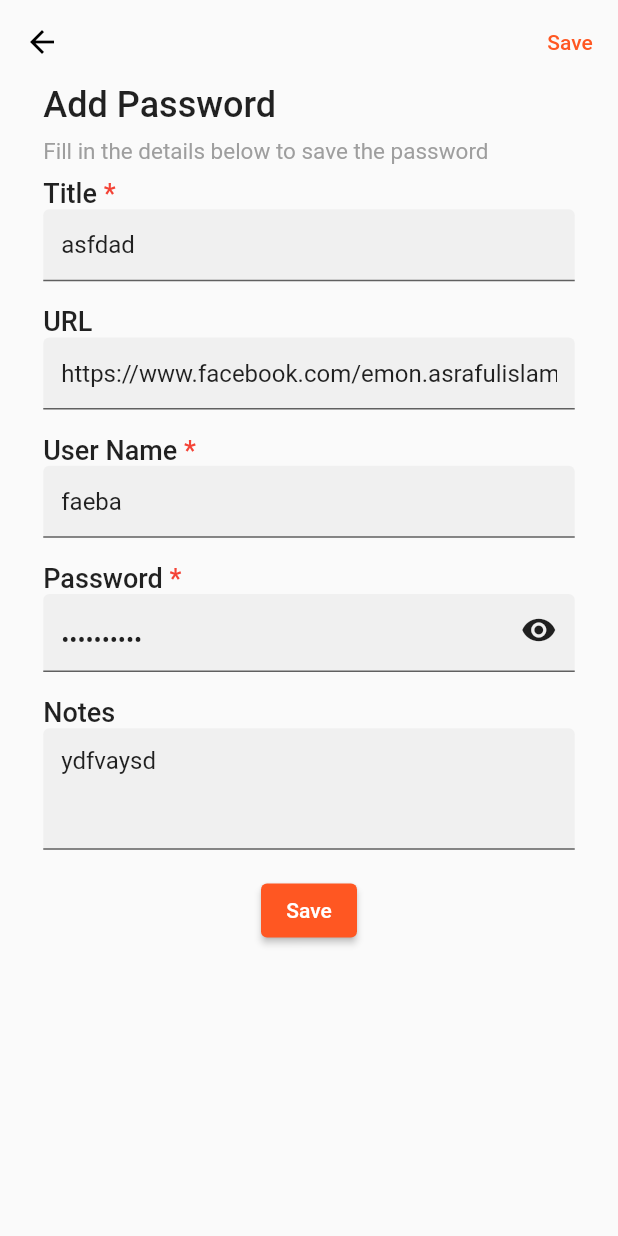
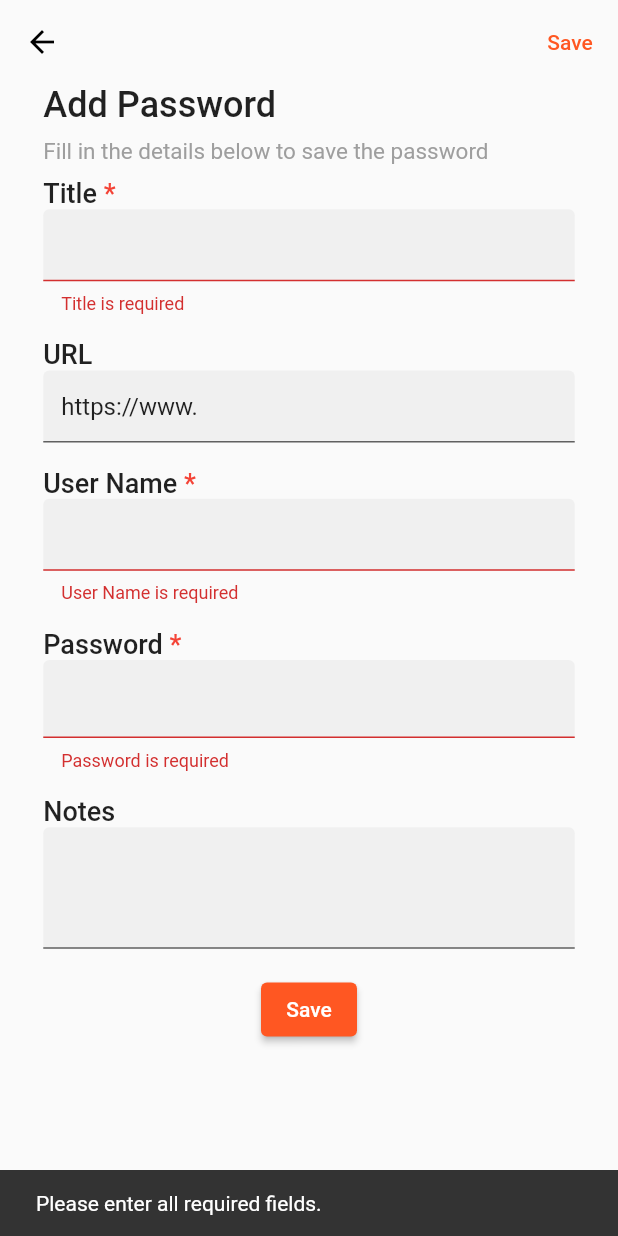
Before and after one commit to Emon526/Flutter_PassVault, a Flutter app: the AddPassword screen opened directly, after a tap on "Save", on a phone screen of 412 x 824 dp. Run offline on Flutter 3.47's test engine with Material 2 defaults, Android fonts, the phone set to English and light mode, and no system bars; our stand-ins replace cached_network_image, form_field_validator, lottie, persistent_bottom_nav_bar, shared_preferences; missing offline and left inert: favicon; accounts and stored records are empty; statements that could not run were skipped.

Commit message:
valut done

```diff
--- a/lib/models/addpasswordmodel.dart
+++ b/lib/models/addpasswordmodel.dart
@@ -8,14 +8,13 @@ class AddPasswordModel {
   final String password;
   final String? notes;
   final DateTime addeddate;
-  // final String date;
+
   const AddPasswordModel({
     required this.id,
     required this.title,
     required this.username,
     required this.password,
     required this.addeddate,
-    // required this.date,
     this.url,
     this.notes,
   });
@@ -45,7 +44,4 @@ class AddPasswordModel {
       // date: DateFormat.yMd().parse(map['date']) ?? '',
     );
   }
-  // @override
-  // String toString() =>
-  //     'trans(id: $id,title: $title, url: $url, username: $username, password: $password, notes: $notes)';
 }
--- a/lib/screens/vault/addpassword.dart
+++ b/lib/screens/vault/addpassword.dart
@@ -1,6 +1,7 @@
 // ignore_for_file: use_build_context_synchronously
 
 import 'package:flutter/material.dart';
+import 'package:flutter/services.dart';
 import 'package:form_field_validator/form_field_validator.dart';
 
 import 'package:provider/provider.dart';
@@ -18,18 +19,16 @@ class AddPassword extends StatefulWidget {
 }
 
 class _AddPasswordState extends State<AddPassword> {
-  final titlecontroller = TextEditingController(text: 'asfdad');
-  final urlcontroller =
-      TextEditingController(text: 'https://www.facebook.com/emon.asrafulislam');
-  final usernamecontroller = TextEditingController(text: 'faeba');
-  final passwordcontroller = TextEditingController(text: 'iugdsaiuga');
-  final notescontroller = TextEditingController(text: 'ydfvaysd');
+  final titlecontroller = TextEditingController();
+  final urlcontroller = TextEditingController(text: 'https://www.');
+  final usernamecontroller = TextEditingController();
+  final passwordcontroller = TextEditingController();
+  final notescontroller = TextEditingController();
   bool isObsecured = true;
   final GlobalKey<FormState> _addPasswordformKey = GlobalKey<FormState>();
 
   void validate(BuildContext context) async {
     final FormState form = _addPasswordformKey.currentState!;
-    // final DatabaseService _databaseService = DatabaseService();
 
     if (form.validate()) {
       DateTime now = DateTime.now().toLocal();
@@ -83,6 +82,7 @@ class _AddPasswordState extends State<AddPassword> {
         ],
         shadowColor: Colors.transparent,
         backgroundColor: Colors.transparent,
+        systemOverlayStyle: SystemUiOverlayStyle.dark,
       ),
       body: SingleChildScrollView(
         child: Padding(
@@ -134,6 +134,7 @@ class _AddPasswordState extends State<AddPassword> {
                   ],
                 ),
                 TextFormField(
+                  textCapitalization: TextCapitalization.sentences,
                   controller: titlecontroller,
                   keyboardType: TextInputType.text,
                   textInputAction: TextInputAction.next,
@@ -246,6 +247,7 @@ class _AddPasswordState extends State<AddPassword> {
                   ),
                 ),
                 TextFormField(
+                  textCapitalization: TextCapitalization.sentences,
                   maxLines: 3,
                   controller: notescontroller,
                   keyboardType: TextInputType.text,
--- a/lib/screens/vault/viewpassword.dart
+++ b/lib/screens/vault/viewpassword.dart
@@ -1,6 +1,7 @@
 // ignore_for_file: use_build_context_synchronously
 
 import 'package:flutter/material.dart';
+import 'package:flutter/services.dart';
 import 'package:form_field_validator/form_field_validator.dart';
 
 import 'package:provider/provider.dart';
@@ -105,6 +106,7 @@ class _ViewPasswordState extends State<ViewPassword> {
         ],
         shadowColor: Colors.transparent,
         backgroundColor: Colors.transparent,
+        systemOverlayStyle: SystemUiOverlayStyle.dark,
       ),
       body: SingleChildScrollView(
         child: Padding(
--- a/lib/widgets/customsearchfield.dart
+++ b/lib/widgets/customsearchfield.dart
@@ -30,6 +30,7 @@ class CustomSearchField extends StatelessWidget {
                   context.read<AddPasswordProvider>().controllertext = value;
                 },
                 controller: searchController,
+                textCapitalization: TextCapitalization.sentences,
                 keyboardType: TextInputType.text,
                 textInputAction: TextInputAction.done,
                 decoration: const InputDecoration(
```
Also changed, not shown: lib/main.dart (+6 -5 lines), lib/provider/addpasswordprovider.dart (+7 -21 lines), lib/screens/auth/login.dart (+10 -2 lines), lib/screens/auth/register.dart (+10 -2 lines), lib/screens/onboardingpage.dart (+13 -3 lines), lib/screens/vault/vaultpage.dart (+52 -26 lines), lib/widgets/custompageroute.dart (added, +44 -0 lines).
